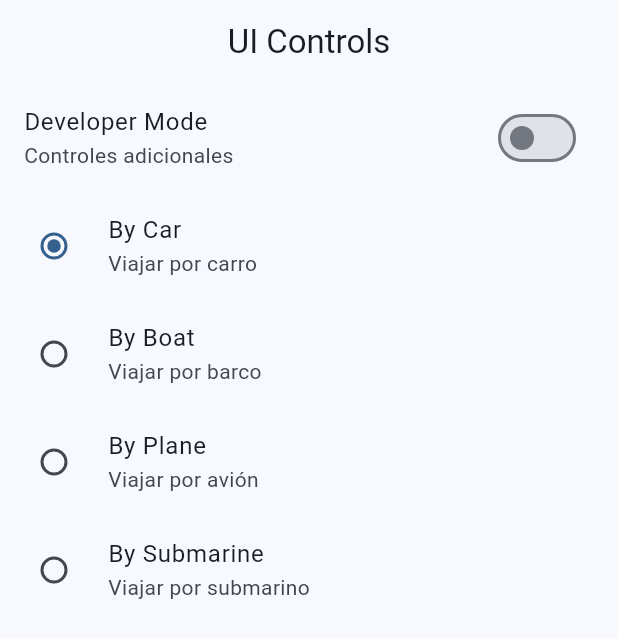
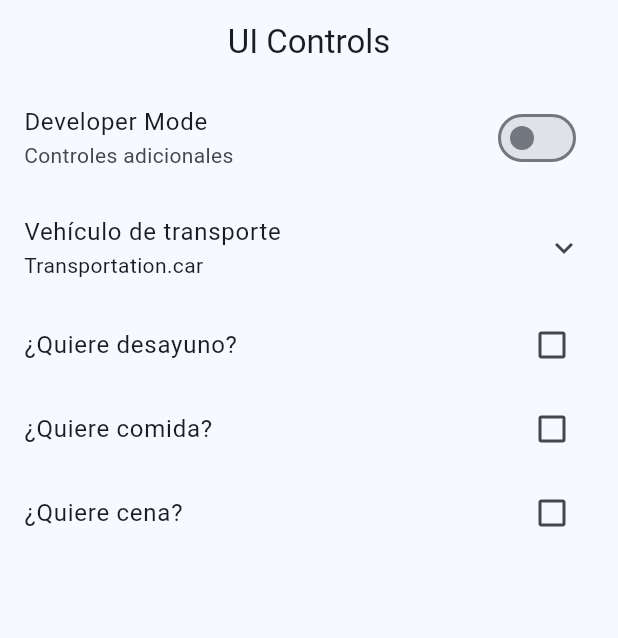
Before and after one commit to ValentinOsvaldo/flutter-course, a Flutter app: the UiControlsScreen screen opened by its route, on a phone screen of 412 x 824 dp. Shown: the top 638 px of the screen. Run offline on Flutter 3.47's test engine with Material 2 defaults, Android fonts, the phone set to English and light mode, and no system bars; our stand-ins replace animate_do, dio, go_router, video_player.

Commit message:
ui screen finish

```diff
--- a/widgets_app/lib/presentation/screens/ui_controls/ui_controls_screen.dart
+++ b/widgets_app/lib/presentation/screens/ui_controls/ui_controls_screen.dart
@@ -28,6 +28,9 @@ enum Transportation { car, plane, boat, submarine }
 class _UiControlsViewState extends State<_UiControlsView> {
   bool isDeveloper = false;
   Transportation selectedTransportation = Transportation.car;
+  bool wantsBreakfast = false;
+  bool wantsLunch = false;
+  bool wantsDinner = false;
 
   @override
   Widget build(BuildContext context) {
@@ -42,6 +45,10 @@ class _UiControlsViewState extends State<_UiControlsView> {
             isDeveloper = !isDeveloper;
           }),
         ),
+        ExpansionTile(
+          title: const Text('Vehículo de transporte'),
+          subtitle: Text('$selectedTransportation'),
+          children: [
             RadioListTile(
               title: const Text('By Car'),
               subtitle: const Text('Viajar por carro'),
@@ -79,6 +86,29 @@ class _UiControlsViewState extends State<_UiControlsView> {
               }),
             ),
           ],
+        ),
+        CheckboxListTile(
+          title: const Text('¿Quiere desayuno?'),
+          value: wantsBreakfast,
+          onChanged: (value) => setState(() {
+            wantsBreakfast = !wantsBreakfast;
+          }),
+        ),
+        CheckboxListTile(
+          title: const Text('¿Quiere comida?'),
+          value: wantsLunch,
+          onChanged: (value) => setState(() {
+            wantsLunch = !wantsLunch;
+          }),
+        ),
+        CheckboxListTile(
+          title: const Text('¿Quiere cena?'),
+          value: wantsDinner,
+          onChanged: (value) => setState(() {
+            wantsDinner = !wantsDinner;
+          }),
+        ),
+      ],
     );
   }
 }
```
Lines whose indentation alone changed are shown as unchanged.
